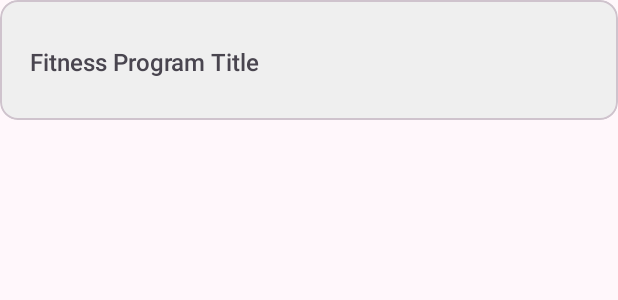
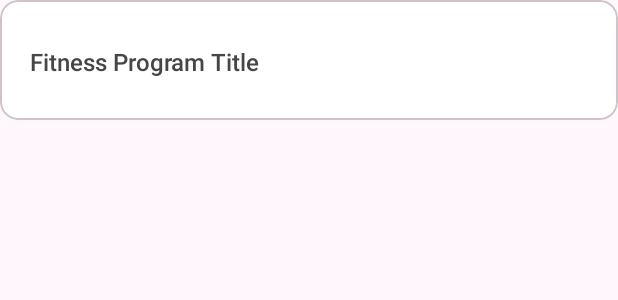
Before and after one commit to BasitAliHashmi/workout-library, an Android app: the layout single_mini_fitness_program_layout.xml on its own in the app's theme, with its tools: preview values and no code run, on a phone screen of 412 x 824 dp. Shown: the top 300 px of the screen. Run offline under Robolectric (Android 15) with nearby library versions, the phone set to English and light mode, and no system bars.

Commit message:
fix colors

```diff
--- a/workout-library/build.gradle.kts
+++ b/workout-library/build.gradle.kts
@@ -1,4 +1,3 @@
-import org.gradle.api.publish.maven.internal.publication.MavenPublicationInternal
 import org.jetbrains.kotlin.gradle.dsl.JvmTarget
 
 plugins {
@@ -92,7 +91,7 @@ publishing {
         create<MavenPublication>("maven") {
             groupId = "com.basit.libs"
             artifactId = "workout-library"
-            version = "1.2.1"
+            version = "1.2.2"
             afterEvaluate { artifact(tasks.getByName("bundleReleaseAar")) }
             //from(components["java"])
         }
--- a/workout-library/src/main/java/com/basit/workout_library/adapter/ListMiniFitnessProgramsAdapter.kt
+++ b/workout-library/src/main/java/com/basit/workout_library/adapter/ListMiniFitnessProgramsAdapter.kt
@@ -47,7 +47,7 @@ internal class ListMiniFitnessProgramsAdapter(private val fitnessPrograms: List<
             .error(ColorDrawable(Color.CYAN))
             .into(holder.fitnessIcon)
 
-        //holder.mainCard.setCardBackgroundColor(Color.WHITE)
+        holder.mainCard.setCardBackgroundColor(Color.WHITE)
 
         holder.mainCard.setOnClickListener {
             onClick.onItemClick(currentItem, 0)
--- a/workout-library/src/main/res/layout/single_mini_fitness_program_layout.xml
+++ b/workout-library/src/main/res/layout/single_mini_fitness_program_layout.xml
@@ -6,7 +6,7 @@
     android:layout_height="80dp"
     app:cardCornerRadius="12dp"
     app:cardPreventCornerOverlap="true"
-    app:cardBackgroundColor="#EFEFEF"
+    app:cardBackgroundColor="#FFFFFF"
     app:layout_constraintStart_toStartOf="parent"
     app:layout_constraintEnd_toEndOf="parent"
     app:layout_constraintTop_toTopOf="parent"
@@ -33,6 +33,7 @@
             android:fontFamily="@font/roboto_medium"
             android:text="Fitness Program Title"
             android:textSize="16dp"
+            android:textColor="#464646"
             app:layout_constraintStart_toStartOf="parent"
             app:layout_constraintTop_toTopOf="parent"
             app:layout_constraintBottom_toBottomOf="parent"
```
